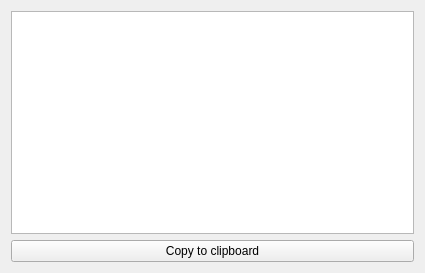
Old version of the form qt/OpenRGBHardwareIDsDialog.ui in the repository CalcProgrammer1/OpenRGB.
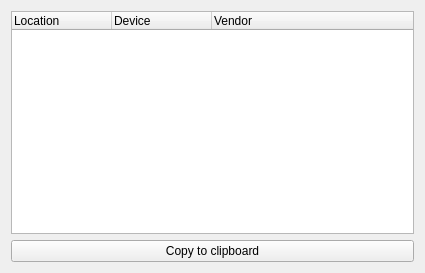
New version of the form.

Commit message: Updated the Device IDs dialog to use a tree

```diff
--- a/qt/OpenRGBHardwareIDsDialog.ui
+++ b/qt/OpenRGBHardwareIDsDialog.ui
@@ -14,9 +14,6 @@
    <string>Form</string>
   </property>
   <layout class="QGridLayout" name="gridLayout">
-   <item row="0" column="0">
-    <widget class="QListWidget" name="HardwareIdsList"/>
-   </item>
    <item row="1" column="0">
     <widget class="QPushButton" name="CopyToClipboardButton">
      <property name="text">
@@ -24,6 +21,25 @@
      </property>
     </widget>
    </item>
+   <item row="0" column="0">
+    <widget class="QTreeWidget" name="HardwareIdsList">
+     <column>
+      <property name="text">
+       <string>Location</string>
+      </property>
+     </column>
+     <column>
+      <property name="text">
+       <string>Device</string>
+      </property>
+     </column>
+     <column>
+      <property name="text">
+       <string>Vendor</string>
+      </property>
+     </column>
+    </widget>
+   </item>
   </layout>
  </widget>
  <resources/>
```
Left out of the diff: 2 changed lines with no effect on the pictures. The commit also changes 2 other files.
